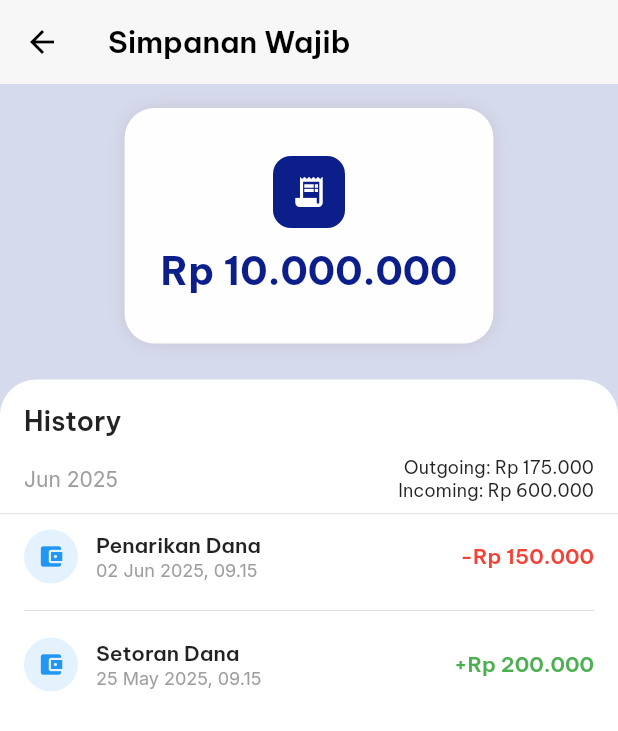
After one commit to nnnbennn3-ops/loginscreenkoperasi, a Flutter app: the MainShell screen opened directly, item 2 of the bottom bar chosen, after a tap on "Lihat Detail →", on a phone screen of 412 x 824 dp. The commit adds this screen. Shown: the top 731 px of the screen. Run offline on Flutter 3.47's test engine with Material 3 defaults, Android fonts, the phone set to English and light mode, and no system bars; our stand-ins replace google_fonts.

Commit message:
nambahin detail simpanan, navigasi, dan portofolio

```diff
--- a/lib/home_screen.dart
+++ b/lib/home_screen.dart
@@ -1,5 +1,6 @@
 import 'package:flutter/material.dart';
 import 'package:google_fonts/google_fonts.dart';
+//import 'portofolio.dart';
 
 class HomeScreen extends StatefulWidget {
   const HomeScreen({super.key});
@@ -10,6 +11,7 @@ class HomeScreen extends StatefulWidget {
 
 class _HomeScreenState extends State<HomeScreen> {
   bool showSaldo = true;
+  //int _currentIndex = 0;
 
   @override
   Widget build(BuildContext context) {
@@ -26,7 +28,7 @@ class _HomeScreenState extends State<HomeScreen> {
           ],
         ),
       ),
-      bottomNavigationBar: _bottomNav(),
+      //bottomNavigationBar: _bottomNav(),
     );
   }
 
@@ -91,7 +93,7 @@ class _HomeScreenState extends State<HomeScreen> {
             Row(
               children: [
                 Text(
-                  showSaldo ? 'Rp 12.500.000' : '••••••',
+                  showSaldo ? 'Rp 12.500.000' : '•••••••••',
                   style: GoogleFonts.manrope(
                     color: Colors.white,
                     fontSize: 26,
@@ -151,27 +153,51 @@ class _HomeScreenState extends State<HomeScreen> {
   // ================= RIWAYAT =================
   Widget _riwayatTitle() {
     return Padding(
-      padding: const EdgeInsets.fromLTRB(16, 8, 16, 8),
-      child: Row(
-        mainAxisAlignment: MainAxisAlignment.spaceBetween,
+      padding: const EdgeInsets.fromLTRB(16, 12, 16, 8),
+      child: Column(
+        crossAxisAlignment: CrossAxisAlignment.start,
         children: [
           Text(
             'Riwayat Transaksi',
-            style: GoogleFonts.manrope(
+            style: GoogleFonts.beVietnamPro(
               fontSize: 18,
               fontWeight: FontWeight.w700,
             ),
           ),
-          Column(
-            crossAxisAlignment: CrossAxisAlignment.end,
+          const SizedBox(height: 12),
+          Row(
+            mainAxisAlignment: MainAxisAlignment.spaceBetween,
             children: [
+              //Bulannya
               Text(
-                'Outgoing: Rp 175.000',
-                style: GoogleFonts.manrope(fontSize: 12),
+                'Bulan ini',
+                style: GoogleFonts.inter(
+                  fontSize: 14,
+                  color: Colors.grey.shade700,
+                  fontWeight: FontWeight.w400,
+                ),
               ),
-              Text(
-                'Incoming: Rp 600.000',
-                style: GoogleFonts.manrope(fontSize: 12),
+              Column(
+                crossAxisAlignment: CrossAxisAlignment.end,
+                children: [
+                  Text(
+                    'Outgoing: Rp 175.000',
+                    style: GoogleFonts.inter(
+                      fontSize: 13,
+                      color: Colors.grey.shade700,
+                      fontWeight: FontWeight.w700,
+                    ),
+                  ),
+                  const SizedBox(height: 2),
+                  Text(
+                    'Incoming: Rp 600.000',
+                    style: GoogleFonts.inter(
+                      fontSize: 13,
+                      color: Colors.grey.shade700,
+                      fontWeight: FontWeight.w700,
+                    ),
+                  ),
+                ],
               ),
             ],
           ),
@@ -192,6 +218,7 @@ class _HomeScreenState extends State<HomeScreen> {
             amount: '-Rp 150.000',
             isMinus: true,
           ),
+          const Divider(color: Colors.grey),
           _trxItem(
             icon: Icons.savings,
             title: 'Setoran Dana',
@@ -199,6 +226,7 @@ class _HomeScreenState extends State<HomeScreen> {
             amount: '+Rp 200.000',
             isMinus: false,
           ),
+          const Divider(color: Colors.grey),
           _trxItem(
             icon: Icons.store,
             title: 'Indomaret Kopkar',
@@ -206,6 +234,7 @@ class _HomeScreenState extends State<HomeScreen> {
             amount: '-Rp 75.000',
             isMinus: true,
           ),
+          const Divider(color: Colors.grey),
           _trxItem(
             icon: Icons.attach_money,
             title: 'SHU',
@@ -213,6 +242,7 @@ class _HomeScreenState extends State<HomeScreen> {
             amount: '+Rp 500.000',
             isMinus: false,
           ),
+          const Divider(color: Colors.grey),
         ],
       ),
     );
@@ -263,26 +293,39 @@ class _HomeScreenState extends State<HomeScreen> {
   }
 
   // ================= BOTTOM NAV =================
-  Widget _bottomNav() {
-    return BottomNavigationBar(
-      currentIndex: 0,
-      selectedItemColor: const Color(0xFF0B1E8A),
-      unselectedItemColor: Colors.grey,
-      items: const [
-        BottomNavigationBarItem(icon: Icon(Icons.home), label: 'Beranda'),
-        BottomNavigationBarItem(
-          icon: Icon(Icons.pie_chart),
-          label: 'Portofolio',
-        ),
-        BottomNavigationBarItem(
-          icon: Icon(Icons.description),
-          label: 'Formulir',
-        ),
-        BottomNavigationBarItem(
-          icon: Icon(Icons.settings),
-          label: 'Pengaturan',
-        ),
-      ],
-    );
-  }
+  // Widget _bottomNav() {
+  //   return BottomNavigationBar(
+  //     currentIndex: _currentIndex,
+  //     selectedItemColor: const Color(0xFF0B1E8A),
+  //     unselectedItemColor: Colors.grey,
+
+  //     onTap: (index) {
+  //       if (index == _currentIndex) return;
+
+  //       setState(() => _currentIndex = index);
+
+  //       if (index == 1) {
+  //         Navigator.push(
+  //           context,
+  //           MaterialPageRoute(builder: (_) => const PortofolioScreen()),
+  //         );
+  //       }
+  //     },
+  //     items: const [
+  //       BottomNavigationBarItem(icon: Icon(Icons.home), label: 'Beranda'),
+  //       BottomNavigationBarItem(
+  //         icon: Icon(Icons.pie_chart),
+  //         label: 'Portofolio',
+  //       ),
+  //       BottomNavigationBarItem(
+  //         icon: Icon(Icons.description),
+  //         label: 'Formulir',
+  //       ),
+  //       BottomNavigationBarItem(
+  //         icon: Icon(Icons.settings),
+  //         label: 'Pengaturan',
+  //       ),
+  //     ],
+  //   );
+  // }
 }
--- a/lib/login_screen.dart
+++ b/lib/login_screen.dart
@@ -2,6 +2,7 @@
 import 'package:flutter/material.dart';
 import 'home_screen.dart';
 import 'register_screen.dart';
+import 'main_shell.dart';
 import 'package:google_fonts/google_fonts.dart';
 
 class LoginScreen extends StatefulWidget {
@@ -366,7 +367,7 @@ class _LoginScreenState extends State<LoginScreen> {
     Navigator.pop(context);
     Navigator.pushReplacement(
       context,
-      MaterialPageRoute(builder: (_) => const HomeScreen()),
+      MaterialPageRoute(builder: (_) => const MainShell()),
     );
   }
 }
--- /dev/null
+++ b/lib/main_shell.dart
@@ -0,0 +1,49 @@
+import 'package:flutter/material.dart';
+import 'home_screen.dart';
+import 'portofolio.dart';
+
+class MainShell extends StatefulWidget {
+  const MainShell({super.key});
+
+  @override
+  State<MainShell> createState() => _MainShellState();
+}
+
+class _MainShellState extends State<MainShell> {
+  int _index = 0;
+
+  final pages = const [
+    HomeScreen(),
+    PortofolioScreen(),
+    Placeholder(), // Formulir
+    Placeholder(), // Pengaturan
+  ];
+
+  @override
+  Widget build(BuildContext context) {
+    return Scaffold(
+      body: IndexedStack(index: _index, children: pages),
+      bottomNavigationBar: BottomNavigationBar(
+        currentIndex: _index,
+        selectedItemColor: const Color(0xFF0B1E8A),
+        unselectedItemColor: Colors.grey,
+        onTap: (i) => setState(() => _index = i),
+        items: const [
+          BottomNavigationBarItem(icon: Icon(Icons.home), label: 'Beranda'),
+          BottomNavigationBarItem(
+            icon: Icon(Icons.pie_chart),
+            label: 'Portofolio',
+          ),
+          BottomNavigationBarItem(
+            icon: Icon(Icons.description),
+            label: 'Formulir',
+          ),
+          BottomNavigationBarItem(
+            icon: Icon(Icons.settings),
+            label: 'Pengaturan',
+          ),
+        ],
+      ),
+    );
+  }
+}
--- /dev/null
+++ b/lib/portofolio.dart
@@ -0,0 +1,283 @@
+import 'package:flutter/material.dart';
+import 'package:google_fonts/google_fonts.dart';
+import 'simpanan_detail_screen.dart';
+
+class PortofolioScreen extends StatelessWidget {
+  const PortofolioScreen({super.key});
+
+  //Data Boongan, nanti kan dari backend/db
+  final double simpananWajib = 10000000;
+  final double simpananSukarela = 2500000;
+  final double sisaPinjaman = 3000000;
+
+  double get totalSaldo => simpananWajib + simpananSukarela;
+
+  String rupiah(double v) {
+    return 'Rp ${v.toStringAsFixed(0).replaceAllMapped(RegExp(r'\B(?=(\d{3})+(?!\d))'), (m) => '.')}';
+  } //Regular Expression buat format rupiah
+
+  @override
+  Widget build(BuildContext context) {
+    return Scaffold(
+      backgroundColor: Colors.white,
+      appBar: AppBar(
+        title: Text(
+          'Portofolio',
+          style: GoogleFonts.beVietnamPro(
+            fontSize: 24,
+            fontWeight: FontWeight.w600,
+          ),
+        ),
+        elevation: 0,
+        backgroundColor: Colors.white,
+        foregroundColor: Colors.black,
+      ),
+      body: SingleChildScrollView(
+        padding: const EdgeInsets.all(16),
+        child: Column(
+          crossAxisAlignment: CrossAxisAlignment.start,
+          children: [
+            _totalSaldo(),
+            const SizedBox(height: 16),
+            _simpananWajibCard(context),
+            const SizedBox(height: 12),
+            _simpananSukarelaCard(context),
+            const SizedBox(height: 12),
+            _pinjamanCard(),
+          ],
+        ),
+      ),
+    );
+  }
+
+  // ----- Widget Total Saldo -----
+  Widget _totalSaldo() {
+    return Row(
+      mainAxisAlignment: MainAxisAlignment.spaceBetween,
+      children: [
+        Text(
+          'Total Saldo',
+          style: GoogleFonts.beVietnamPro(
+            fontSize: 20,
+            color: Colors.grey.shade700,
+          ),
+        ),
+        Text(
+          rupiah(totalSaldo),
+          style: GoogleFonts.beVietnamPro(
+            fontSize: 20,
+            fontWeight: FontWeight.w700,
+          ),
+        ),
+      ],
+    );
+  }
+
+  // ----- Widget Simpanan Wajib -----
+  Widget _simpananWajibCard(BuildContext context) {
+    return _baseCard(
+      context,
+      color: Colors.white,
+      border: true,
+      title: 'Simpanan Wajib',
+      amount: rupiah(simpananWajib),
+      iconBg: const Color(0xFF0B1E8A),
+      icon: Icons.receipt_long,
+      darkText: true,
+    );
+  }
+
+  // ----- Widget Simpanan Sukarela -----
+  Widget _simpananSukarelaCard(BuildContext context) {
+    return _baseCard(
+      context,
+      color: const Color(0xFF0B1E8A),
+      title: 'Simpanan Sukarela',
+      amount: rupiah(simpananSukarela),
+      iconBg: Colors.white,
+      icon: Icons.account_balance_wallet,
+    );
+  }
+
+  // ----- Widget Pinjaman -----
+  Widget _pinjamanCard() {
+    return Container(
+      padding: const EdgeInsets.all(16),
+      decoration: BoxDecoration(
+        color: const Color(0xff8b0000),
+        borderRadius: BorderRadius.circular(16),
+      ),
+      child: Row(
+        children: [
+          Expanded(
+            child: Column(
+              crossAxisAlignment: CrossAxisAlignment.start,
+              children: [
+                Text(
+                  'Pinjaman',
+                  style: GoogleFonts.beVietnamPro(
+                    color: Colors.white,
+                    fontSize: 20,
+                    fontWeight: FontWeight.w500,
+                  ),
+                ),
+                const SizedBox(height: 15),
+                Text(
+                  'Sisa Pinjaman',
+                  style: GoogleFonts.beVietnamPro(
+                    color: Colors.white70,
+                    fontSize: 16,
+                    // fontWeight: FontWeight.bold
+                  ),
+                ),
+                Text(
+                  rupiah(sisaPinjaman),
+                  style: GoogleFonts.beVietnamPro(
+                    color: Colors.white,
+                    fontSize: 18,
+                    fontWeight: FontWeight.bold,
+                  ),
+                ),
+                const SizedBox(height: 6),
+                Text(
+                  'Tanggal Cicilan\n15 Jun 2025',
+                  style: GoogleFonts.beVietnamPro(
+                    color: Colors.white70,
+                    fontSize: 16,
+                  ),
+                ),
+                const SizedBox(height: 10),
+                Text(
+                  'Lihat Detail ->',
+                  style: GoogleFonts.beVietnamPro(
+                    color: Colors.white,
+                    fontSize: 12,
+                    fontWeight: FontWeight.w600,
+                  ),
+                ),
+              ],
+            ),
+          ),
+          Stack(
+            alignment: Alignment.center,
+            children: [
+              SizedBox(
+                width: 64,
+                height: 64,
+                child: CircularProgressIndicator(
+                  value: 0.5,
+                  backgroundColor: Colors.white24,
+                  valueColor: const AlwaysStoppedAnimation<Color>(Colors.white),
+                  strokeWidth: 6,
+                ),
+              ),
+              Text(
+                '50%',
+                style: GoogleFonts.beVietnamPro(
+                  color: Colors.white,
+                  fontSize: 16,
+                  fontWeight: FontWeight.w700,
+                ),
+              ),
+            ],
+          ),
+        ],
+      ),
+    );
+  }
+
+  // ----- Base Card -----
+  Widget _baseCard(
+    BuildContext context, {
+    required Color color,
+    required String title,
+    required String amount,
+    required Color iconBg,
+    required IconData icon,
+    bool border = false,
+    bool darkText = false,
+  }) {
+    return Container(
+      padding: const EdgeInsets.all(16),
+      decoration: BoxDecoration(
+        color: color,
+        borderRadius: BorderRadius.circular(16),
+        border:
+            border ? Border.all(color: Colors.grey.shade300, width: 1) : null,
+      ),
+      child: Row(
+        children: [
+          Expanded(
+            child: Column(
+              crossAxisAlignment: CrossAxisAlignment.start,
+              children: [
+                Text(
+                  title,
+                  style: GoogleFonts.beVietnamPro(
+                    fontSize: 20,
+                    fontWeight: FontWeight.w600,
+                    color: darkText ? Colors.black : Colors.white,
+                  ),
+                ),
+                const SizedBox(height: 10),
+                Text(
+                  amount,
+                  style: GoogleFonts.beVietnamPro(
+                    fontSize: 18,
+                    fontWeight: FontWeight.bold,
+                    color: darkText ? Colors.black : Colors.white,
+                  ),
+                ),
+                const SizedBox(height: 10),
+                GestureDetector(
+                  onTap: () {
+                    Navigator.push(
+                      context,
+                      MaterialPageRoute(
+                        builder:
+                            (_) => SimpananDetailScreen(
+                              title: title,
+                              saldo:
+                                  title == 'Simpanan Wajib'
+                                      ? simpananWajib
+                                      : simpananSukarela,
+                              primaryColor:
+                                  title == 'Simpanan Wajib'
+                                      ? const Color(0xFF0B1E8A)
+                                      : const Color(0xFF1E40AF),
+                              icon:
+                                  title == 'Simpanan Wajib'
+                                      ? Icons.receipt_long
+                                      : Icons.account_balance_wallet,
+                            ),
+                      ),
+                    );
+                  },
+                  child: Text(
+                    'Lihat Detail →',
+                    style: GoogleFonts.beVietnamPro(
+                      fontSize: 15,
+                      color: darkText ? Colors.grey.shade600 : Colors.white70,
+                      fontWeight: FontWeight.w600,
+                    ),
+                  ),
+                ),
+              ],
+            ),
+          ),
+          Container(
+            padding: const EdgeInsets.all(10),
+            decoration: BoxDecoration(
+              color: iconBg,
+              borderRadius: BorderRadius.circular(10),
+            ),
+            child: Icon(
+              icon,
+              color: darkText ? Colors.white : Colors.blue.shade900,
+            ),
+          ),
+        ],
+      ),
+    );
+  }
+}
--- /dev/null
+++ b/lib/simpanan_detail_screen.dart
@@ -0,0 +1,224 @@
+import 'package:flutter/material.dart';
+import 'package:google_fonts/google_fonts.dart';
+
+class SimpananDetailScreen extends StatelessWidget {
+  final String title;
+  final double saldo;
+  final Color primaryColor;
+  final IconData icon;
+
+  const SimpananDetailScreen({
+    super.key,
+    required this.title,
+    required this.saldo,
+    required this.primaryColor,
+    required this.icon,
+  });
+
+  String rupiah(double v) {
+    return 'Rp ${v.toStringAsFixed(0).replaceAllMapped(RegExp(r'\B(?=(\d{3})+(?!\d))'), (m) => '.')}';
+  } //Regex buat tulisan rupiah
+
+  @override
+  Widget build(BuildContext context) {
+    return Scaffold(
+      backgroundColor: const Color.fromARGB(255, 213, 219, 237),
+      appBar: AppBar(
+        elevation: 0,
+        backgroundColor: const Color.fromARGB(255, 247, 247, 247),
+        foregroundColor: Colors.black,
+        title: Text(
+          title,
+          style: GoogleFonts.beVietnamPro(
+            fontSize: 20,
+            fontWeight: FontWeight.w600,
+          ),
+        ),
+      ),
+      body: Column(
+        children: [
+          _saldoCard(),
+          const SizedBox(height: 8),
+          Expanded(child: _history()),
+        ],
+      ),
+    );
+  }
+
+  // ===== SALDO CARD =====
+  Widget _saldoCard() {
+    return Padding(
+      padding: const EdgeInsets.all(16),
+      child: Container(
+        padding: const EdgeInsets.symmetric(vertical: 32, horizontal: 24),
+        decoration: BoxDecoration(
+          color: const Color.fromARGB(255, 254, 254, 254),
+          borderRadius: BorderRadius.circular(20),
+          boxShadow: const [
+            BoxShadow(color: Color.fromARGB(31, 125, 45, 45), blurRadius: 10),
+          ],
+        ),
+        child: Column(
+          children: [
+            Container(
+              padding: const EdgeInsets.all(12),
+              decoration: BoxDecoration(
+                color: primaryColor,
+                borderRadius: BorderRadius.circular(12),
+              ),
+              child: Icon(icon, color: Colors.white),
+            ),
+            const SizedBox(height: 12),
+            Text(
+              rupiah(saldo),
+              style: GoogleFonts.beVietnamPro(
+                fontSize: 26,
+                fontWeight: FontWeight.w700,
+                color: primaryColor,
+              ),
+            ),
+          ],
+        ),
+      ),
+    );
+  }
+
+  // ===== HISTORY =====
+  Widget _history() {
+    return Container(
+      width: double.infinity,
+      decoration: const BoxDecoration(
+        color: Color.fromARGB(255, 255, 255, 255),
+        borderRadius: BorderRadius.only(
+          topLeft: Radius.circular(24),
+          topRight: Radius.circular(24),
+        ),
+      ),
+      child: Column(
+        crossAxisAlignment: CrossAxisAlignment.start,
+        children: [
+          // ===== TITLE =====
+          Padding(
+            padding: const EdgeInsets.fromLTRB(16, 16, 16, 12),
+            child: Text(
+              'History',
+              style: GoogleFonts.beVietnamPro(
+                fontSize: 18,
+                fontWeight: FontWeight.w600,
+              ),
+            ),
+          ),
+
+          // ===== SUB HEADER =====
+          Padding(
+            padding: const EdgeInsets.symmetric(horizontal: 16),
+            child: _historyHeader(),
+          ),
+
+          const SizedBox(height: 8),
+          Divider(color: Colors.grey.shade300, height: 1),
+
+          // ===== LIST =====
+          Expanded(
+            child: ListView(
+              padding: const EdgeInsets.symmetric(horizontal: 16),
+              children: const [
+                _HistoryItem(
+                  title: 'Penarikan Dana',
+                  date: '02 Jun 2025, 09.15',
+                  amount: '-Rp 150.000',
+                  minus: true,
+                ),
+                Divider(),
+                _HistoryItem(
+                  title: 'Setoran Dana',
+                  date: '25 May 2025, 09.15',
+                  amount: '+Rp 200.000',
+                ),
+              ],
+            ),
+          ),
+        ],
+      ),
+    );
+  }
+
+  Widget _historyHeader() {
+    return Row(
+      mainAxisAlignment: MainAxisAlignment.spaceBetween,
+      children: [
+        Text('Jun 2025', style: GoogleFonts.inter(color: Colors.grey)),
+        Column(
+          crossAxisAlignment: CrossAxisAlignment.end,
+          children: [
+            Text(
+              'Outgoing: Rp 175.000',
+              style: GoogleFonts.beVietnamPro(fontSize: 12),
+            ),
+            Text(
+              'Incoming: Rp 600.000',
+              style: GoogleFonts.beVietnamPro(fontSize: 12),
+            ),
+          ],
+        ),
+      ],
+    );
+  }
+}
+
+class _HistoryItem extends StatelessWidget {
+  final String title;
+  final String date;
+  final String amount;
+  final bool minus;
+
+  const _HistoryItem({
+    required this.title,
+    required this.date,
+    required this.amount,
+    this.minus = false,
+  });
+
+  @override
+  Widget build(BuildContext context) {
+    return Padding(
+      padding: const EdgeInsets.symmetric(vertical: 10),
+      child: Row(
+        children: [
+          CircleAvatar(
+            radius: 18,
+            backgroundColor: Colors.blue.shade50,
+            child: const Icon(
+              Icons.account_balance_wallet,
+              size: 18,
+              color: Colors.blue,
+            ),
+          ),
+          const SizedBox(width: 12),
+          Expanded(
+            child: Column(
+              crossAxisAlignment: CrossAxisAlignment.start,
+              children: [
+                Text(
+                  title,
+                  style: GoogleFonts.beVietnamPro(fontWeight: FontWeight.w600),
+                ),
+                Text(
+                  date,
+                  style: GoogleFonts.inter(fontSize: 12, color: Colors.grey),
+                ),
+              ],
+            ),
+          ),
+          Text(
+            amount,
+            style: GoogleFonts.beVietnamPro(
+              color: minus ? Colors.red : Colors.green,
+              fontWeight: FontWeight.w600,
+            ),
+          ),
+        ],
+      ),
+    );
+  }
+}
```
